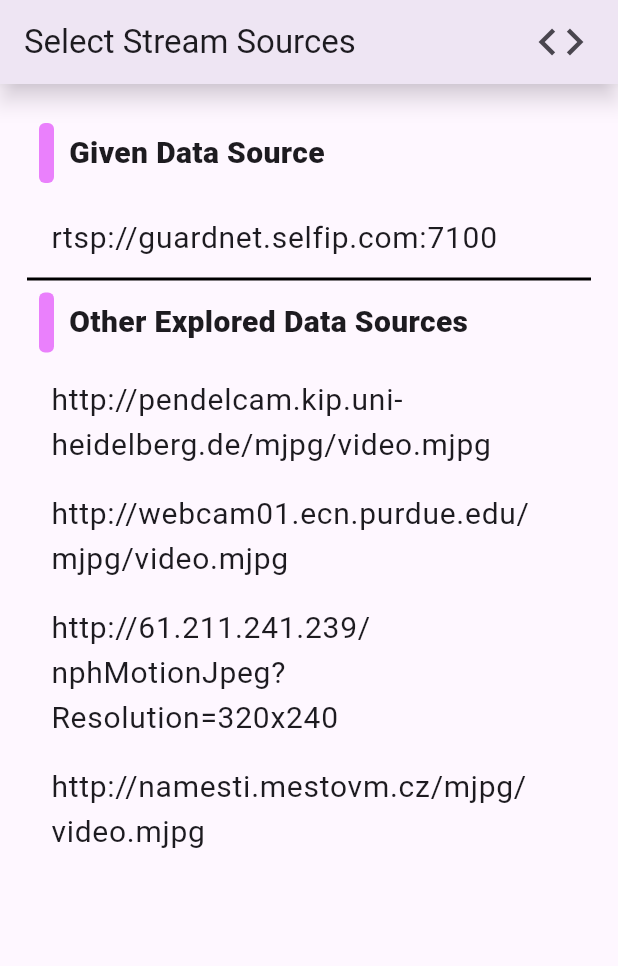
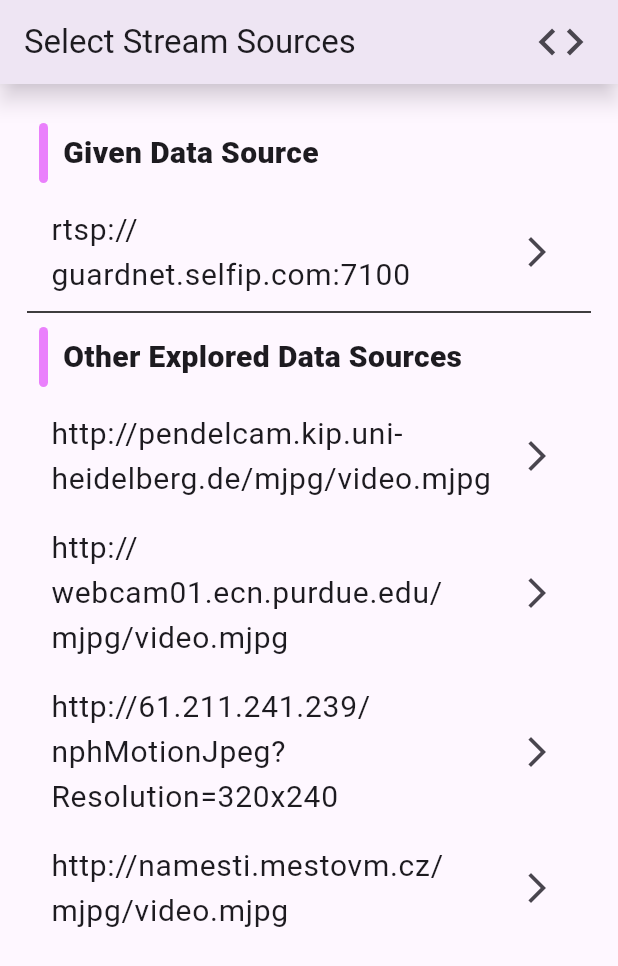
Before and after one commit to NachiketGohil/rtsp_video_stream, a Flutter app: the screen it shows after launch, after a tap on the "code" icon, on a phone screen of 412 x 824 dp. Shown: the top 966 px of the screen. Run offline on Flutter 3.47's test engine with Material 3 defaults, Android fonts, the phone set to English and light mode, and no system bars; missing offline and left inert: flutter_vlc_player.

Commit message:
code added

```diff
--- a/lib/stream_list.dart
+++ b/lib/stream_list.dart
@@ -32,7 +32,7 @@ class _StreamListState extends State<StreamList> {
           IconButton(
             onPressed: () {
               /// Go to Github
-              ///
+              launchGitHub();
             },
             icon: const Icon(Icons.code),
             iconSize: 36,
@@ -52,11 +52,12 @@ class _StreamListState extends State<StreamList> {
                   fontSize: 20,
                 ),
               ),
+              trailing: const Icon(Icons.arrow_forward_ios),
             ),
             const Divider(
-              height: 1,
+              height: 4,
               color: Colors.black,
-              thickness: 2,
+              thickness: 1,
             ),
             section("Other Explored Data Sources"),
             Expanded(
@@ -79,6 +80,7 @@ class _StreamListState extends State<StreamList> {
                         fontSize: 20,
                       ),
                     ),
+                    trailing: const Icon(Icons.arrow_forward_ios),
                   );
                 },
               ),
@@ -96,7 +98,7 @@ class _StreamListState extends State<StreamList> {
         children: [
           Container(
             height: 40,
-            width: 10,
+            width: 6,
             decoration: BoxDecoration(
               color: Colors.purpleAccent[100],
               borderRadius: BorderRadius.circular(4),
@@ -116,10 +118,8 @@ class _StreamListState extends State<StreamList> {
   }
 }
 
-final Uri _url = Uri.parse('https://flutter.dev');
+final Uri url = Uri.parse('https://github.com/NachiketGohil/rtsp_video_stream');
 
 Future<void> launchGitHub() async {
-  if (!await launchUrl(_url)) {
-    throw Exception('Could not launch $_url');
-  }
+  await launchUrl(url);
 }
```
Also changed, not shown: 1 other file.
